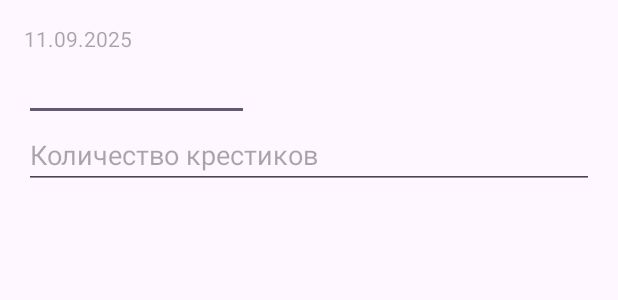
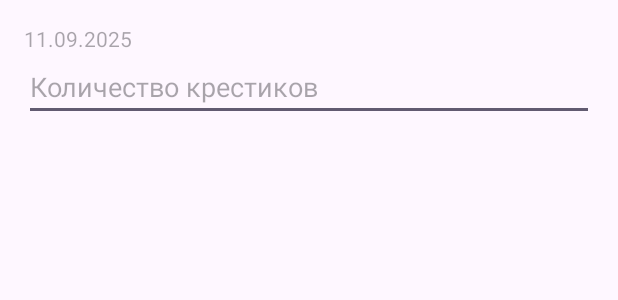
Before and after one commit to eseniav/androidCrossStitchCounter, an Android app: the layout dialog_edit_diary.xml on its own in the app's theme, with its tools: preview values and no code run, on a phone screen of 412 x 824 dp. Shown: the top 300 px of the screen. Run offline under Robolectric (Android 15) with nearby library versions, the phone set to English and light mode, and no system bars.

Commit message:
add visibility logic to date field

```diff
--- a/app/src/main/res/layout/dialog_edit_diary.xml
+++ b/app/src/main/res/layout/dialog_edit_diary.xml
@@ -14,7 +14,8 @@
         android:id="@+id/editDate"
         android:layout_width="150dp"
         android:layout_height="wrap_content"
-        android:layout_weight="1"/>
+        android:layout_weight="1"
+        android:visibility="gone"/>
     <EditText
         android:id="@+id/editCross"
         android:layout_width="match_parent"
```
